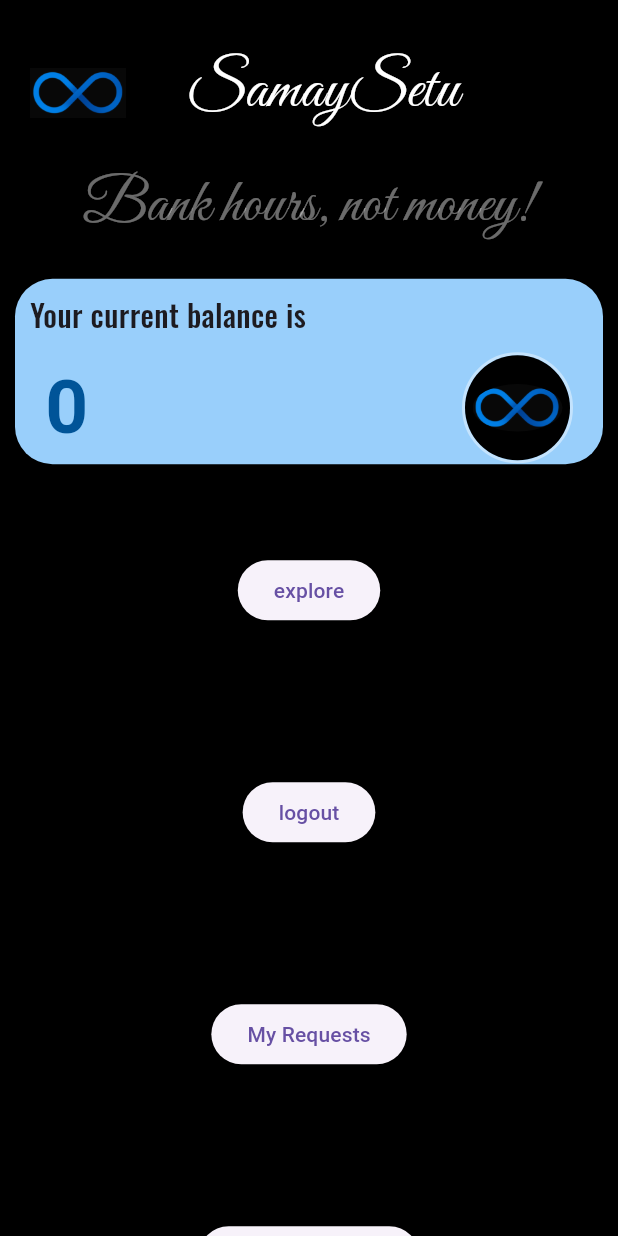
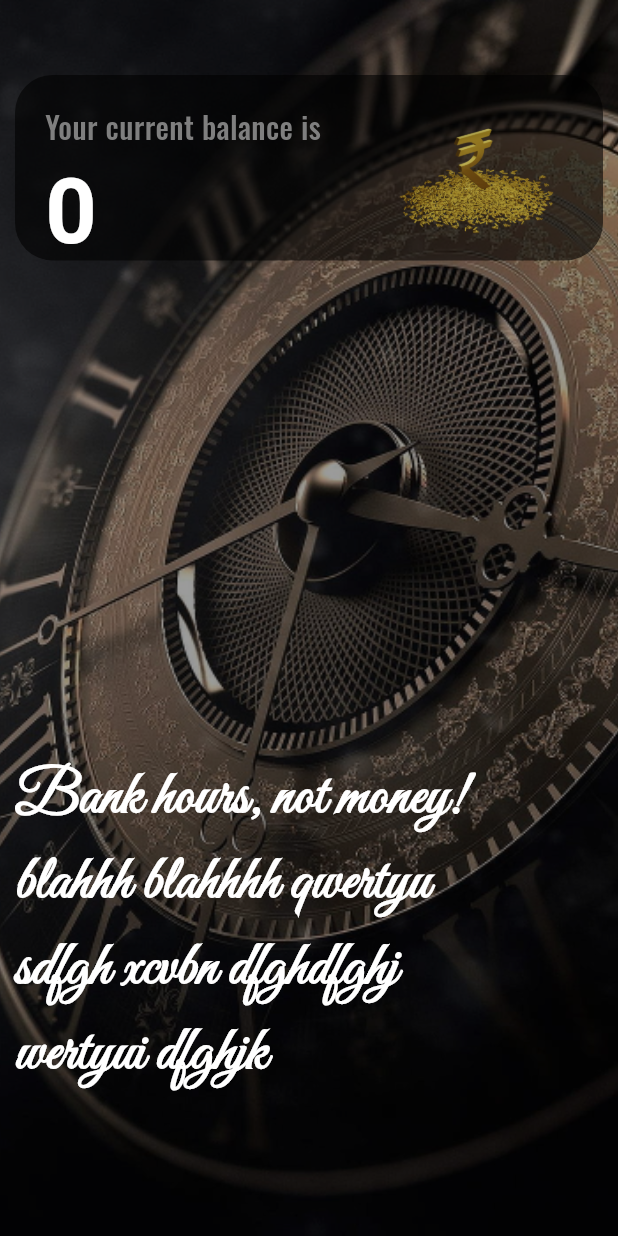
Before and after one commit to JuhiLasod/SamaySetu, a Flutter app: the home screen opened directly, on a phone screen of 412 x 824 dp. Run offline on Flutter 3.47's test engine with Material 3 defaults, Android fonts, the phone set to English and light mode, and no system bars; our stand-ins replace image_picker, shared_preferences; accounts and stored records are empty; network calls fail.

Commit message:
dash page1 done

```diff
--- a/frontend/lib/screens/home.dart
+++ b/frontend/lib/screens/home.dart
@@ -91,65 +91,127 @@ class _homeState extends State<home>
     final screenHeight= MediaQuery.of(context).size.height;
     final screenWidth= MediaQuery.of(context).size.width;
     return Scaffold(
-      body: Container(
-        color: Colors.black,
+      body: SingleChildScrollView(
+        child: Column(
+          children: [Container(
+            // color: Colors.green,
+            // width: screenWidth*2,
+            height: screenHeight *1,
+            decoration: BoxDecoration(image: DecorationImage(image: AssetImage("assets/images/clock.png", ),fit: BoxFit.cover)),
+            child: Container(color: Colors.black.withAlpha(100),
               child: Column(
                   children: [
-            Container(
-              color: Color.fromARGB(255, 0, 0, 0),
-              height: screenHeight * 0.12,
+                    // Container(
+                    //   color: Color.fromARGB(255, 0, 0, 0),
+                    //   height: screenHeight * 0.12,
                       // width: screenWidth,
-              child: Padding(
-                padding: EdgeInsets.fromLTRB(0, 25, 0, 0),
+                    //   child: Padding(
+                    //     padding: EdgeInsets.fromLTRB(0, 25, 0, 0),
+                    //     child: Row(
+                    //       children: [
+                    //         Padding(padding: EdgeInsets.all(20),child: Image.asset('assets/images/logo.png',fit: BoxFit.contain, )),
+                    //         Padding(padding: EdgeInsets.fromLTRB(20, 0, 0, 0),child: Text("SamaySetu",style: TextStyle(fontFamily: 'title',fontSize:42, color: Color.fromARGB(255, 255, 255, 255)),))
+                    //       ],
+                    //     ),
+                    //   ),
+                    // ),
+                    Column(
+                      children: [
+                      //   Container(
+                      //   color: Colors.black,
+                      //   child: Padding(padding:EdgeInsets.fromLTRB(5, 10, 5, 10),
+                      //     child:
+                      //       Text("Bank hours, not money!",textAlign: TextAlign.left,style:TextStyle(color: const Color.fromARGB(107, 255, 255, 255), fontFamily: 'title',fontSize: 40)),
+                      //       // Spacer(),
+
+
+                      //   ),
+                      // ),
+
+                    Padding(padding:EdgeInsets.fromLTRB(10,50,10,0),
+                      child: Container(
+                        height: screenHeight * 0.15,
+                        width:screenWidth *1,
+                        decoration: BoxDecoration(color: const Color.fromARGB(255, 0, 0, 0).withAlpha(150),
+                        borderRadius: BorderRadius.circular(25),),
+
                         child: Row(
-                  children: [
-                    Padding(padding: EdgeInsets.all(20),child: Image.asset('assets/images/logo.png',fit: BoxFit.contain, )),
-                    Padding(padding: EdgeInsets.fromLTRB(20, 0, 0, 0),child: Text("SamaySetu",style: TextStyle(fontFamily: 'title',fontSize:42, color: Color.fromARGB(255, 255, 255, 255)),))
-                  ],
+                          children:[
+                            Column(mainAxisAlignment: MainAxisAlignment.start,crossAxisAlignment: CrossAxisAlignment.start,
+                              children:[
+                          Padding(padding:EdgeInsets.fromLTRB(20,20,0,0),child: Text("Your current balance is",style: TextStyle(fontFamily: 'basic',fontSize: 20, color: const Color.fromARGB(255, 127, 127, 127)))),
+
+                            Padding(padding: EdgeInsets.fromLTRB(20,0,0,0),child: Text(balance.toString(),style:TextStyle(fontWeight: FontWeight.bold,fontSize: 60, color: Colors.white))),
+                            // Spacer(),
+                            ]),
+                            // Text("💰"),
+                            Spacer(),
+                            Padding(padding: EdgeInsets.fromLTRB(0, 0, 20, 0),
+                              child: Container(
+                                // decoration:BoxDecoration(shape: BoxShape.circle,border: Border.all(color: Color.fromARGB(107, 255, 255, 255),width: 2)),
+                                child: GestureDetector(onTap: () {
+
+                                },
+                                child: CircleAvatar(radius: 65,backgroundColor: Colors.transparent,child: Padding(padding: EdgeInsets.all(5),child: ClipOval(child: Opacity( opacity: 0.7,child: Image.asset("assets/images/rupee.png",fit: BoxFit.contain)))),)),
                               ),
-              ),
-            ),
-            Expanded(
-              child: SingleChildScrollView(
-                child: Column(
-                  children: [Container(
-                    color: Colors.black,
-                    child: Padding(padding:EdgeInsets.fromLTRB(5, 10, 5, 10),
-                      child:
-                        Text("Bank hours, not money!",textAlign: TextAlign.left,style:TextStyle(color: const Color.fromARGB(107, 255, 255, 255), fontFamily: 'title',fontSize: 40)),
-                        // Spacer(),
+                            )
+
+                        ]),
 
 
                       ),
                     ),
+                    // Padding(
+                    //   padding: EdgeInsets.all(50),
+                    //   child:ElevatedButton(
+                    //     onPressed: (){Navigator.push(context, MaterialPageRoute(builder: (context)=>explore()));},
+                    //     child: Text('explore')
+                    //   )
+                    // ),
 
-                Padding(padding:EdgeInsets.all(10),
-                  child: Container(
-                    height: screenHeight * 0.15,
-                    width:screenWidth *1,
-                    decoration: BoxDecoration(color: const Color.fromARGB(255, 153, 207, 251),
-                    borderRadius: BorderRadius.circular(25),),
+                    // Padding(
+                    //   padding: EdgeInsets.all(50),
+                    //   child: ElevatedButton(
+                    //     onPressed: handleLogout,
+                    //     child: Text('logout')
+                    //   )
+                    // ),
 
-                    child: Column(mainAxisAlignment: MainAxisAlignment.start,crossAxisAlignment: CrossAxisAlignment.start,
-                      children:[
-                      Padding(padding:EdgeInsets.all(10),child: Text("Your current balance is",style: TextStyle(fontFamily: 'basic',fontSize: 20))),
-                      Row(children:[
-                        Padding(padding: EdgeInsets.fromLTRB(20,0,0,0),child: Text(balance.toString(),style:TextStyle(fontWeight: FontWeight.bold,fontSize: 50, color: const Color.fromARGB(255, 0, 84, 152)))),
-                        Spacer(),
-                        Padding(padding: EdgeInsets.fromLTRB(0, 0, 20, 0),
-                          child: Container(
-                            decoration:BoxDecoration(shape: BoxShape.circle,border: Border.all(color: Color.fromARGB(107, 255, 255, 255),width: 2)),
-                            child: GestureDetector(onTap: () {
+                    // Padding(
+                    //   padding: EdgeInsets.all(50),
+                    //   child: ElevatedButton(
+                    //     // onPressed: handleMyReq,
+                    //     onPressed: (){Navigator.push(context, MaterialPageRoute(builder: (context)=>myRequests()));},
+                    //     child: Text('My Requests')
+                    //   )
+                    // ),
 
-                            },
-                            child: CircleAvatar(radius: 35,backgroundColor: Colors.black,child: Padding(padding: EdgeInsets.all(5),child: ClipOval(child: Image.asset("assets/images/logo.png",fit: BoxFit.contain))),)),
+                    // Padding(
+                    //   padding: EdgeInsets.all(50),
+                    //   child: ElevatedButton(
+                    //     // onPressed: handleMyReq,
+                    //     onPressed: (){Navigator.push(context, MaterialPageRoute(builder: (context)=>reqToMe()));},
+                    //     child: Text('Requests to me')
+                    //   )
+                    // ),
+
+                    // ElevatedButton(
+                    //   onPressed: (){Navigator.push(context, MaterialPageRoute(builder: (context)=>editProfile()));},
+                    //   child: Text('edit profile')
+                    // )
+                              ]
                             ),
-                        )
-                      ])
-                    ])
-
+                            Padding(padding: EdgeInsets.fromLTRB(10, screenHeight * 0.4, screenWidth * 0.2, 0),child: Text("Bank hours, not money! blahhh blahhhh qwertyu sdfgh xcvbn dfghdfghj wertyui dfghjk",textAlign: TextAlign.left,style:TextStyle(fontWeight: FontWeight.bold , color:  Color.fromARGB(255, 255, 255, 255), fontFamily: 'title',fontSize: 40))),
+                      //
+                      ]),
             ),
             ),
+            Container(
+              height: screenHeight * 1,
+              color: Colors.black,
+              width: screenWidth*1,
+              child: Column(children:[
+                GestureDetector(onTap: (){},child: CircleAvatar(radius: 65,backgroundColor: Colors.transparent,child: Padding(padding: EdgeInsets.all(5),child: ClipOval(child: Opacity( opacity: 0.7,child: Image.asset("assets/images/logo.png",fit: BoxFit.contain)))))),
                   Padding(
                     padding: EdgeInsets.all(50),
                     child:ElevatedButton(
@@ -188,12 +250,11 @@ class _homeState extends State<home>
                     onPressed: (){Navigator.push(context, MaterialPageRoute(builder: (context)=>editProfile()));},
                     child: Text('edit profile')
                   )
-                          ]
-                        ),
-              ),
-            ),
               ])
             )
+        ]),
+      )
+
     );
   }
 }
--- a/frontend/pubspec.yaml
+++ b/frontend/pubspec.yaml
@@ -65,7 +65,8 @@ flutter:
   # To add assets to your application, add an assets section, like this:
   assets:
     - assets/images/logo.png
-
+    - assets/images/clock.png
+    - assets/images/rupee.png
 
   # An image asset can refer to one or more resolution-specific "variants", see
   # https://flutter.dev/to/resolution-aware-images
```
Also changed, not shown: frontend/assets/images/clock.png (added), frontend/assets/images/rupee.png (added). Lines whose indentation alone changed are shown as unchanged.
